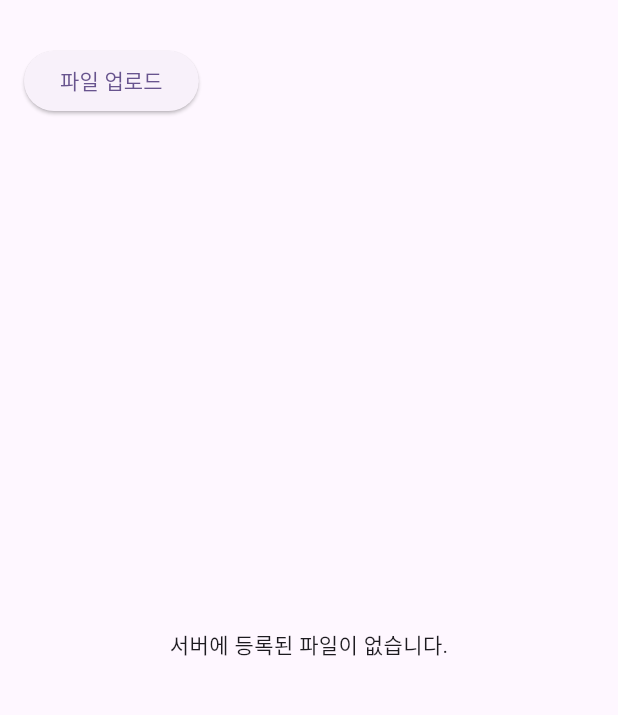
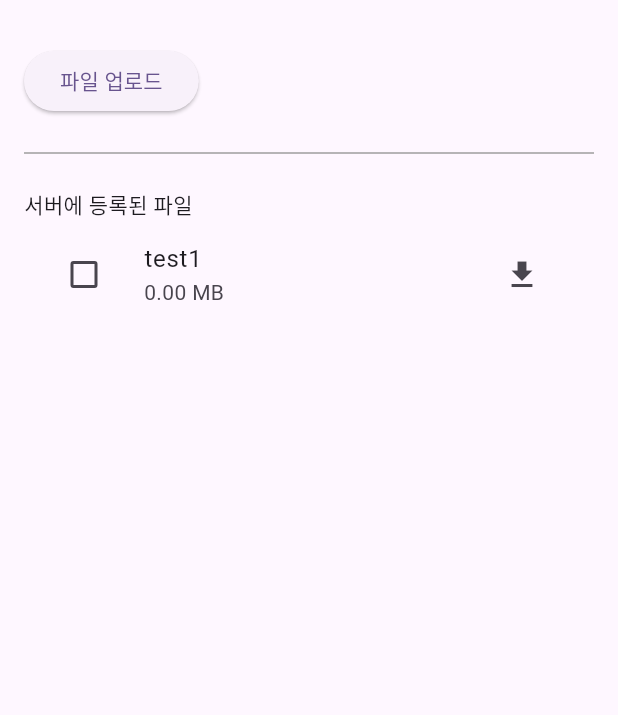
Before and after one commit to FILENORI/filenori-client, a Flutter app: the screen it shows after launch, on a phone screen of 412 x 824 dp, the part 63-778 px from its top. Run offline on Flutter 3.47's test engine with Material 3 defaults, Android fonts, the phone set to English and light mode, and no system bars; our stand-ins replace file_picker, flutter_dotenv, flutter_hooks, flutter_riverpod, hooks_riverpod.

Commit message:
feat: :sparkles: 파일 별 다운로드 버튼 추가 (기능 추가 아직)

```diff
--- a/lib/presentation/main_page.dart
+++ b/lib/presentation/main_page.dart
@@ -1,22 +1,24 @@
 import 'package:flutter/material.dart';
-import 'package:flutter_riverpod/flutter_riverpod.dart';
+import 'package:hooks_riverpod/hooks_riverpod.dart';
+import 'package:flutter_hooks/flutter_hooks.dart';
 import 'package:filenori_client/application/riverpod/upload_notifier.dart';
 import 'package:filenori_client/presentation/viewmodels/file_viewmodel.dart';
 
-
 import 'package:file_picker/file_picker.dart';
 
-class MainPage extends ConsumerWidget {
-
-  const MainPage({
-    super.key
-  });
+class MainPage extends HookConsumerWidget {
+  const MainPage({super.key});
 
   @override
   Widget build(BuildContext context, WidgetRef ref) {
 
-    final files = ref.watch(fileViewModelProvider);
+    // TODO: getFileList 결과값으로 대체
+    // final files = ref.watch(fileViewModelProvider);
+    final files = [
+      FileInfoState(fileName: 'test1', filePath: 'test1', fileSize: 1024),
+    ];
     final uploadState = ref.watch(uploadNotifierProvider);
+    final selectedFiles = useState<Set<String>>({});
 
     return Scaffold(
       appBar: AppBar(
@@ -25,8 +27,8 @@ class MainPage extends ConsumerWidget {
       body: Padding(
         padding: const EdgeInsets.all(16.0),
         child: Column(
+          crossAxisAlignment: CrossAxisAlignment.start,
           children: [
-            // 상단 버튼들 (업로드, 다운로드)
             Row(
               children: [
                 ElevatedButton(
@@ -39,7 +41,6 @@ class MainPage extends ConsumerWidget {
                       final selectedFilePath = result.files.single.path;
                       if (selectedFilePath != null) {
                         print(selectedFilePath);
-                        // 2. ViewModel 통해 업로드
                         ref.read(fileViewModelProvider.notifier).uploadFile(selectedFilePath);
                       }
                     }
@@ -56,8 +57,9 @@ class MainPage extends ConsumerWidget {
               ],
             ),
             const SizedBox(height: 16),
-
-            // 파일 목록
+            Divider(color: Colors.grey),
+            const SizedBox(height: 16),
+            Text('서버에 등록된 파일'),
             Expanded(
               child: files.isEmpty
                   ? const Center(child: Text('서버에 등록된 파일이 없습니다.'))
@@ -65,15 +67,31 @@ class MainPage extends ConsumerWidget {
                       itemCount: files.length,
                       itemBuilder: (context, index) {
                         final file = files[index];
+                        final isSelected = selectedFiles.value.contains(file.filePath);
 
                         return ListTile(
+                          leading: Checkbox(
+                            value: isSelected,
+                            onChanged: (bool? value) {
+                              if (value == true) {
+                                selectedFiles.value = {...selectedFiles.value, file.filePath};
+                              } else {
+                                selectedFiles.value = {...selectedFiles.value}..remove(file.filePath);
+                              }
+                            },
+                          ),
                           title: Text(file.fileName),
                           subtitle: Text('${(file.fileSize / 1024 / 1024).toStringAsFixed(2)} MB'),
-                          trailing: IconButton(
-                            icon: const Icon(Icons.delete),
-                            onPressed: () {
-                              ref.read(fileViewModelProvider.notifier).deleteFile(file.filePath);
-                            },
+                          trailing: Row(
+                            mainAxisSize: MainAxisSize.min,
+                            children: [
+                              IconButton(
+                                icon: const Icon(Icons.download),
+                                onPressed: () {
+                                  ref.read(fileViewModelProvider.notifier).downloadFile(file.filePath);
+                                },
+                              ),
+                            ]
                           ),
                         );
                       },
```
Also changed, not shown: lib/presentation/viewmodels/file_viewmodel.dart (+10 -1 lines).
